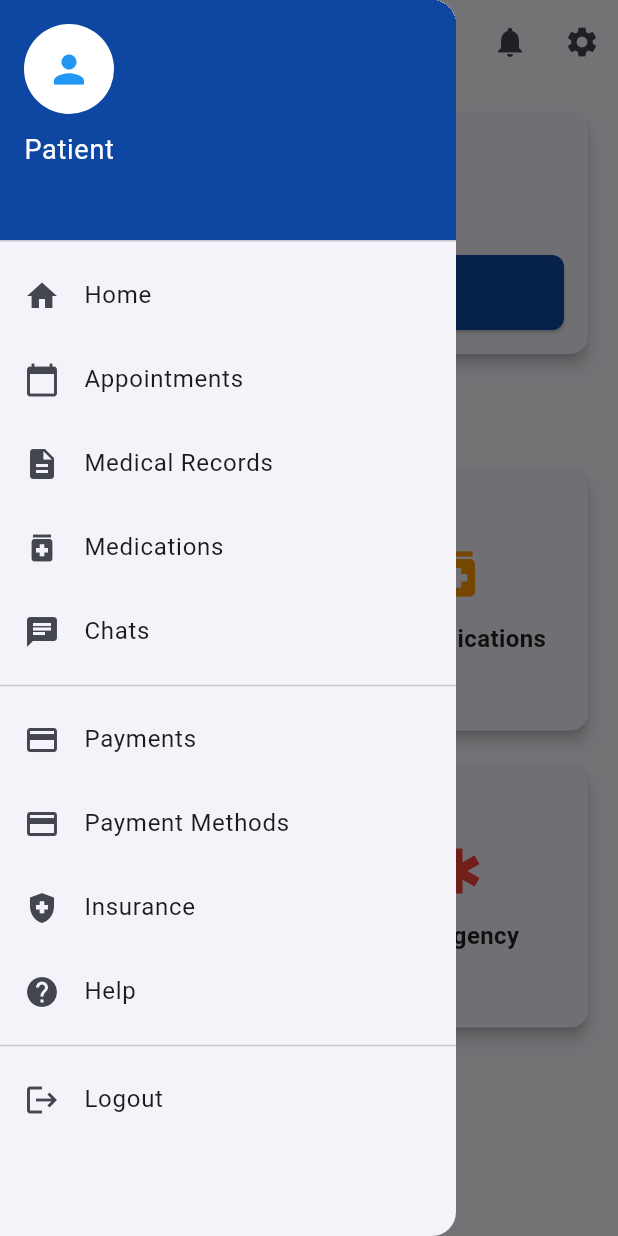
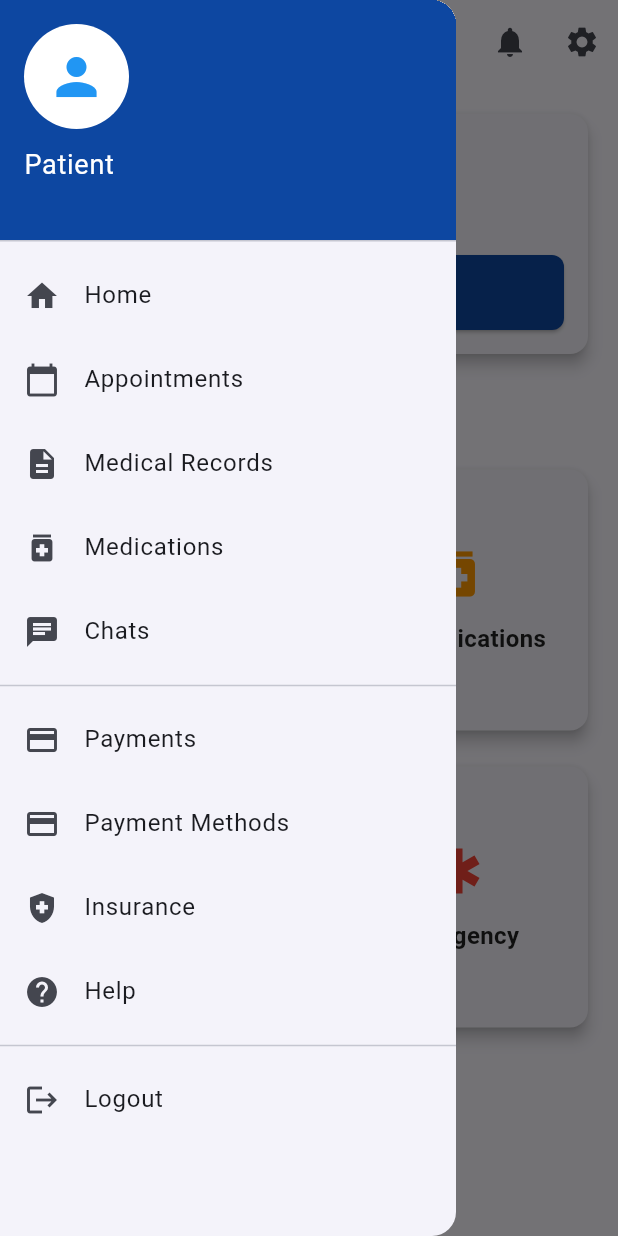
Before and after one commit to LokitGupta/Medical-App, a Flutter app: the PatientHomeScreen screen opened by its route, with the side drawer open, on a phone screen of 412 x 824 dp. Run offline on Flutter 3.47's test engine with Material 3 defaults, Android fonts, the phone set to English and light mode, and no system bars; our stand-ins replace file_picker, flutter_dotenv, flutter_local_notifications, flutter_riverpod, geolocator, go_router and 4 more; missing offline and left inert: flutter_sms, flutter_stripe; accounts and stored records are empty.

Commit message:
Added my updates and features

```diff
--- a/lib/models/user_model.dart
+++ b/lib/models/user_model.dart
@@ -15,6 +15,7 @@ class UserModel {
   final String? idProofUrl;
   final String? emergencyContact1;
   final String? emergencyContact2;
+  final String? profileImageUrl; // ✅ Added field
   final DateTime createdAt;
 
   UserModel({
@@ -34,6 +35,7 @@ class UserModel {
     this.idProofUrl,
     this.emergencyContact1,
     this.emergencyContact2,
+    this.profileImageUrl, // ✅ Added constructor parameter
     required this.createdAt,
   });
 
@@ -54,6 +56,7 @@ class UserModel {
     String? idProofUrl,
     String? emergencyContact1,
     String? emergencyContact2,
+    String? profileImageUrl, // ✅ Added in copyWith
     DateTime? createdAt,
   }) {
     return UserModel(
@@ -74,12 +77,12 @@ class UserModel {
       idProofUrl: idProofUrl ?? this.idProofUrl,
       emergencyContact1: emergencyContact1 ?? this.emergencyContact1,
       emergencyContact2: emergencyContact2 ?? this.emergencyContact2,
+      profileImageUrl: profileImageUrl ?? this.profileImageUrl, // ✅ Added
       createdAt: createdAt ?? this.createdAt,
     );
   }
 
   factory UserModel.fromJson(Map<String, dynamic> json) {
-    // Normalize age which may be stored as text (e.g., '21') or int
     int? parsedAge;
     final dynamic ageVal = json['age'];
     if (ageVal is int) {
@@ -109,6 +112,7 @@ class UserModel {
       idProofUrl: json['id_proof_url'],
       emergencyContact1: json['emergency_contact_1'],
       emergencyContact2: json['emergency_contact_2'],
+      profileImageUrl: json['profile_image_url'], // ✅ Read from backend
       createdAt: DateTime.tryParse(json['created_at'] ?? '') ?? DateTime.now(),
     );
   }
@@ -132,6 +136,8 @@ class UserModel {
       if (idProofUrl != null) 'id_proof_url': idProofUrl,
       if (emergencyContact1 != null) 'emergency_contact_1': emergencyContact1,
       if (emergencyContact2 != null) 'emergency_contact_2': emergencyContact2,
+      if (profileImageUrl != null)
+        'profile_image_url': profileImageUrl, // ✅ Include in upload
       'created_at': createdAt.toIso8601String(),
     };
   }
--- a/lib/views/patient/patient_home_screen.dart
+++ b/lib/views/patient/patient_home_screen.dart
@@ -38,14 +38,22 @@ class PatientHomeScreen extends ConsumerWidget {
               child: Column(
                 crossAxisAlignment: CrossAxisAlignment.start,
                 children: [
-                  const CircleAvatar(
-                    radius: 30,
+                  // ✅ Profile photo from signup
+                  CircleAvatar(
+                    radius: 35,
                     backgroundColor: Colors.white,
-                    child: Icon(
-                      Icons.person,
-                      size: 30,
-                      color: Colors.blue,
-                    ),
+                    backgroundImage: (user?.profileImageUrl != null &&
+                            user!.profileImageUrl!.isNotEmpty)
+                        ? NetworkImage(user.profileImageUrl!)
+                        : null,
+                    child: (user?.profileImageUrl == null ||
+                            user!.profileImageUrl!.isEmpty)
+                        ? const Icon(
+                            Icons.person,
+                            size: 40,
+                            color: Colors.blue,
+                          )
+                        : null,
                   ),
                   const SizedBox(height: 10),
                   Text(
@@ -65,80 +73,80 @@ class PatientHomeScreen extends ConsumerWidget {
                 ],
               ),
             ),
-            ListTile(
-              leading: const Icon(Icons.home),
-              title: const Text('Home'),
+            _buildDrawerItem(
+              icon: Icons.home,
+              title: 'Home',
               onTap: () => Navigator.pop(context),
             ),
-            ListTile(
-              leading: const Icon(Icons.calendar_today),
-              title: const Text('Appointments'),
+            _buildDrawerItem(
+              icon: Icons.calendar_today,
+              title: 'Appointments',
               onTap: () {
                 Navigator.pop(context);
                 context.go('/appointments');
               },
             ),
-            ListTile(
-              leading: const Icon(Icons.description),
-              title: const Text('Medical Records'),
+            _buildDrawerItem(
+              icon: Icons.description,
+              title: 'Medical Records',
               onTap: () {
                 Navigator.pop(context);
                 context.go('/records');
               },
             ),
-            ListTile(
-              leading: const Icon(Icons.medication),
-              title: const Text('Medications'),
+            _buildDrawerItem(
+              icon: Icons.medication,
+              title: 'Medications',
               onTap: () {
                 Navigator.pop(context);
                 context.go('/medication-reminders');
               },
             ),
-            ListTile(
-              leading: const Icon(Icons.chat),
-              title: const Text('Chats'),
+            _buildDrawerItem(
+              icon: Icons.chat,
+              title: 'Chats',
               onTap: () {
                 Navigator.pop(context);
                 context.go('/chats');
               },
             ),
             const Divider(),
-            ListTile(
-              leading: const Icon(Icons.payment),
-              title: const Text('Payments'),
+            _buildDrawerItem(
+              icon: Icons.payment,
+              title: 'Payments',
               onTap: () {
                 Navigator.pop(context);
                 context.go('/payment-history');
               },
             ),
-            ListTile(
-              leading: const Icon(Icons.credit_card),
-              title: const Text('Payment Methods'),
+            _buildDrawerItem(
+              icon: Icons.credit_card,
+              title: 'Payment Methods',
               onTap: () {
                 Navigator.pop(context);
                 context.go('/payment-methods');
               },
             ),
-            ListTile(
-              leading: const Icon(Icons.health_and_safety),
-              title: const Text('Insurance'),
+            _buildDrawerItem(
+              icon: Icons.health_and_safety,
+              title: 'Insurance',
               onTap: () {
                 Navigator.pop(context);
                 context.go('/insurance-management');
               },
             ),
-            ListTile(
-              leading: const Icon(Icons.help),
-              title: const Text('Help'),
+            _buildDrawerItem(
+              icon: Icons.help,
+              title: 'Help',
               onTap: () {
                 Navigator.pop(context);
                 context.go('/help');
               },
             ),
             const Divider(),
-            ListTile(
-              leading: const Icon(Icons.logout),
-              title: const Text('Logout'),
+            _buildDrawerItem(
+              icon: Icons.logout,
+              title: 'Logout',
               onTap: () async {
                 await ref.read(authProvider.notifier).signOut();
                 if (context.mounted) {
@@ -245,10 +253,20 @@ class PatientHomeScreen extends ConsumerWidget {
     );
   }
 
-  // ------------------------------------
-  // 🚨 Emergency Bottom Sheet & Features
-  // ------------------------------------
+  // Drawer Item Builder
+  Widget _buildDrawerItem({
+    required IconData icon,
+    required String title,
+    required VoidCallback onTap,
+  }) {
+    return ListTile(
+      leading: Icon(icon),
+      title: Text(title),
+      onTap: onTap,
+    );
+  }
 
+  // 🚨 Emergency Features
   void _showEmergencyOptions(BuildContext context, dynamic user) {
     showModalBottomSheet(
       context: context,
@@ -295,7 +313,6 @@ class PatientHomeScreen extends ConsumerWidget {
     );
   }
 
-  /// 🚑 Call Ambulance (102)
   void _handleEmergencyCall(BuildContext context) async {
     const emergencyNumber = 'tel:102';
     final uri = Uri.parse(emergencyNumber);
@@ -309,7 +326,6 @@ class PatientHomeScreen extends ConsumerWidget {
     }
   }
 
-  /// 📍 Share current location and show nearby hospitals
   Future<void> _shareLocation(BuildContext context) async {
     bool serviceEnabled;
     LocationPermission permission;
@@ -349,7 +365,6 @@ class PatientHomeScreen extends ConsumerWidget {
     String locationMessage =
         'Emergency! Please send help to my location: https://maps.google.com/?q=${position.latitude},${position.longitude}';
 
-    // Send location via SMS to 102
     try {
       await sendSMS(message: locationMessage, recipients: ['102']);
       ScaffoldMessenger.of(context).showSnackBar(
@@ -361,17 +376,15 @@ class PatientHomeScreen extends ConsumerWidget {
       );
     }
 
-    // Open Google Maps for nearby hospitals
     final Uri mapsUri = Uri.parse(mapsUrl);
     if (await canLaunchUrl(mapsUri)) {
       await launchUrl(mapsUri);
     }
   }
 
-  /// 📲 Inform emergency contacts
   Future<void> _contactEmergencyPerson(
       BuildContext context, dynamic user) async {
-    List<String> emergencyContacts = ['+911234567890']; // default
+    List<String> emergencyContacts = ['+911234567890'];
 
     try {
       final contacts = user?.emergencyContacts;
@@ -379,7 +392,6 @@ class PatientHomeScreen extends ConsumerWidget {
         if (contacts is List) {
           emergencyContacts = contacts.map((c) => c.toString()).toList();
         } else if (contacts is String) {
-          // handle comma-separated string case
           emergencyContacts = contacts.split(',').map((c) => c.trim()).toList();
         }
       }
@@ -397,9 +409,6 @@ class PatientHomeScreen extends ConsumerWidget {
     }
   }
 
-  // ------------------------------------
-  // 🔹 Helper UI Components
-  // ------------------------------------
   Widget _buildActionCard(BuildContext context, String title, IconData icon,
       Color color, VoidCallback onTap) {
     return InkWell(
@@ -415,10 +424,12 @@ class PatientHomeScreen extends ConsumerWidget {
             children: [
               Icon(icon, size: 40, color: color),
               const SizedBox(height: 12),
-              Text(title,
-                  style: const TextStyle(
-                      fontSize: 16, fontWeight: FontWeight.bold),
-                  textAlign: TextAlign.center),
+              Text(
+                title,
+                style:
+                    const TextStyle(fontSize: 16, fontWeight: FontWeight.bold),
+                textAlign: TextAlign.center,
+              ),
             ],
           ),
         ),
```
Also changed, not shown: 1 other file.
